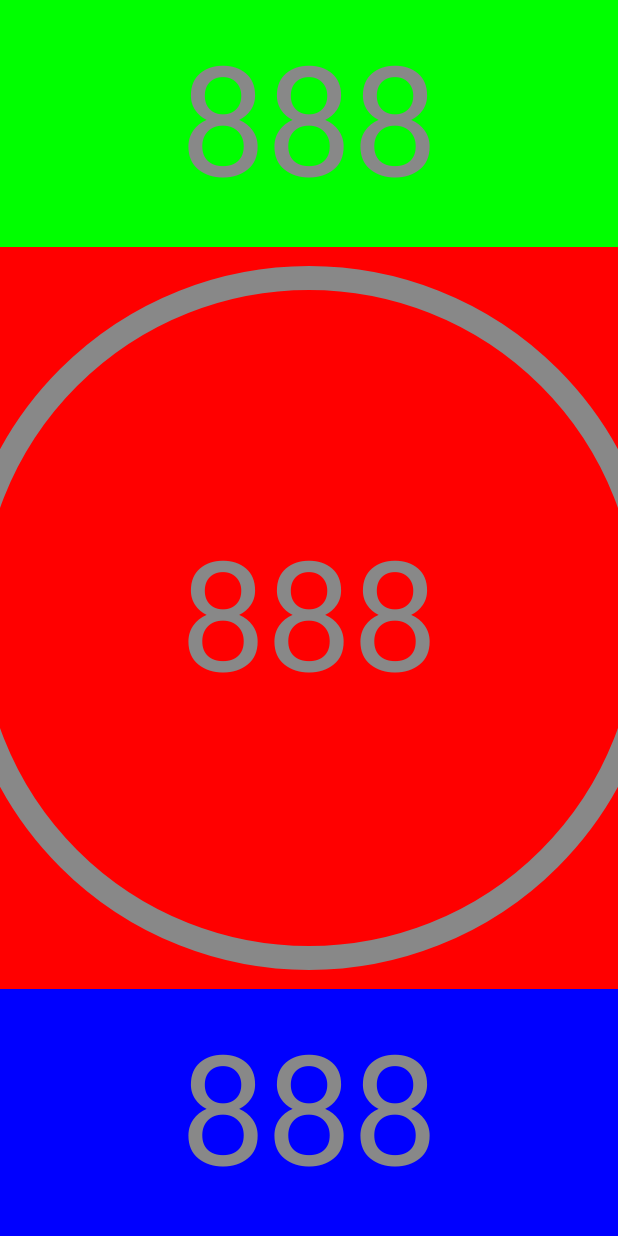
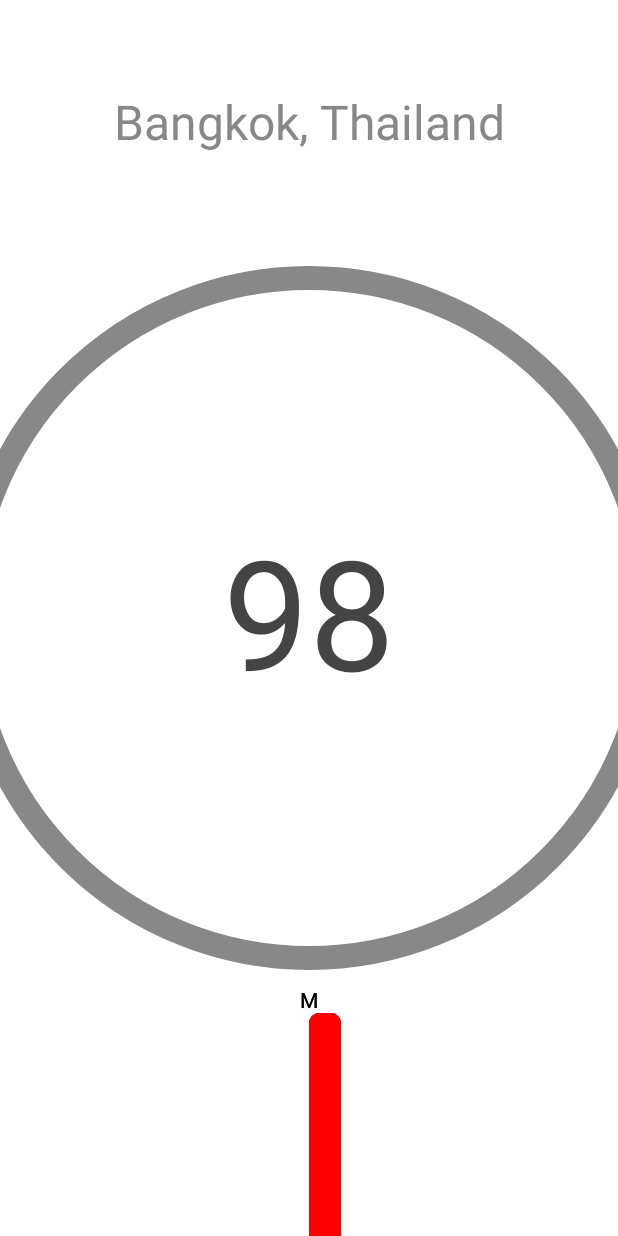
Before and after one commit to franciscobarrios/AirAwareKMP, an Android app built with Jetpack Compose: the @Preview function AppPreview, on a phone screen of 412 x 824 dp. Run offline under Robolectric (Android 15) with nearby library versions, the phone set to English and light mode, and no system bars; network calls fail.

Commit message:
Update MainActivity.kt

```diff
--- a/composeApp/src/androidMain/kotlin/com/fjbg/airaware/kmp/MainActivity.kt
+++ b/composeApp/src/androidMain/kotlin/com/fjbg/airaware/kmp/MainActivity.kt
@@ -14,6 +14,8 @@ import androidx.compose.material.Text
 import androidx.compose.runtime.Composable
 import androidx.compose.ui.Alignment
 import androidx.compose.ui.Modifier
+import androidx.compose.ui.geometry.CornerRadius
+import androidx.compose.ui.geometry.Size
 import androidx.compose.ui.geometry.center
 import androidx.compose.ui.graphics.Color
 import androidx.compose.ui.graphics.drawscope.Stroke
@@ -36,21 +38,20 @@ fun AppPreview() {
     Column(
         modifier = Modifier.fillMaxSize(),
     ) {
-
         Box(
             contentAlignment = Alignment.Center,
             modifier = Modifier
-                .background(Color.Green)
+                .background(Color.White)
                 .fillMaxWidth()
                 .weight(.2f, true)
 
         ) {
-            AqiText()
+            CityInfo()
         }
         Box(
             contentAlignment = Alignment.Center,
             modifier = Modifier
-                .background(Color.Red)
+                .background(Color.White)
                 .fillMaxWidth()
                 .weight(.6f, true)
         ) {
@@ -59,23 +60,37 @@ fun AppPreview() {
         }
 
         Box(
-            contentAlignment = Alignment.Center,
+            contentAlignment = Alignment.TopCenter,
             modifier = Modifier
-                .background(Color.Blue)
+                .background(Color.White)
                 .fillMaxWidth()
                 .weight(.2f, true)
         ) {
-            AqiText()
+
+            History()
+            History()
+            History()
         }
     }
 }
 
 @Composable
+fun CityInfo() {
+    Text(
+        "Bangkok, Thailand",
+        fontSize = 32.sp,
+        color = Color.Gray,
+        modifier = Modifier.padding(16.dp),
+        maxLines = 1
+    )
+}
+
+@Composable
 fun AqiText() {
     Text(
-        "888",
+        "98",
         fontSize = 102.sp,
-        color = Color.Gray,
+        color = Color.DarkGray,
         modifier = Modifier.padding(16.dp),
         maxLines = 1
     )
@@ -97,3 +112,20 @@ fun AqiCircle() {
         }
     )
 }
+
+@Composable
+fun History() {
+    Canvas(
+        modifier = Modifier
+            .padding(16.dp),
+        onDraw = {
+            drawRoundRect(
+                color = Color.Red,
+                cornerRadius = CornerRadius(10f, 10f),
+                size = Size(32f, 240f)
+            )
+        }
+    )
+
+    Text("M")
+}
```
